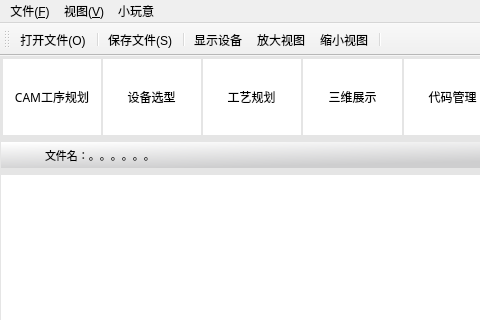
This is mainwindow.ui in LWANG670/RobotOfflineBend as Qt 5 draws it before an edit; both pictures show x 0 to 480 and y 0 to 320 of the 1200 by 800 pixel window. The edited form follows.
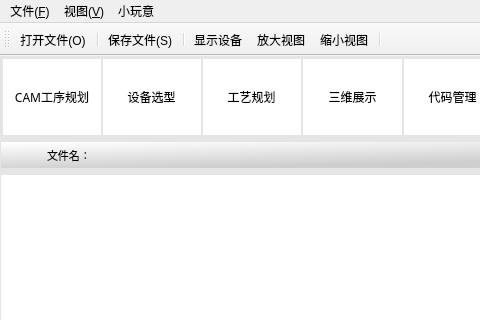
This is the edited form. Icons and pictures are not drawn.

```diff
--- a/mainwindow.ui
+++ b/mainwindow.ui
@@ -530,7 +530,7 @@
           <string notr="true">background-color: transparent;</string>
          </property>
          <property name="text">
-          <string>文件名：。。。。。。</string>
+          <string>文件名：</string>
          </property>
         </widget>
        </item>
```
